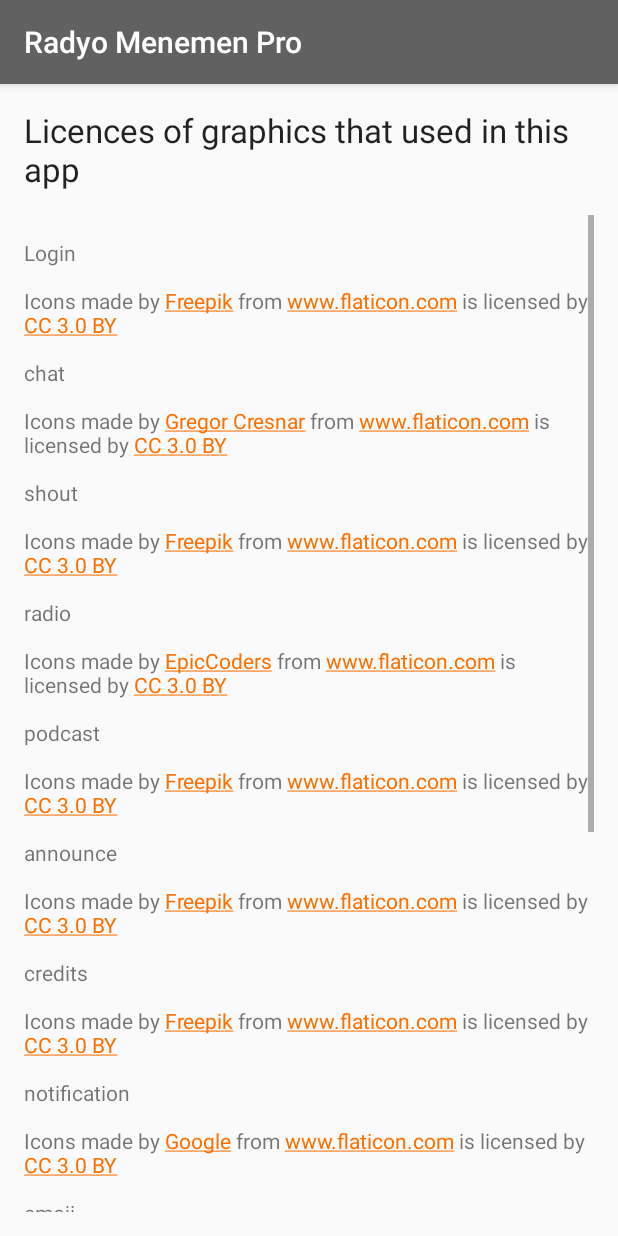
After one commit to LutfiTekin/RadyoMenemenPro, an Android app: the About screen opened directly, with no data from a screen before it, on a phone screen of 412 x 824 dp. The commit adds this screen. Run offline under Robolectric (Android 15) with nearby library versions, the phone set to English and light mode, and no system bars.

Commit message:
Added about activity

```diff
--- a/app/src/main/AndroidManifest.xml
+++ b/app/src/main/AndroidManifest.xml
@@ -4,7 +4,6 @@
 
     <uses-permission android:name="android.permission.INTERNET" />
     <uses-permission android:name="android.permission.ACCESS_NETWORK_STATE" />
-
     <uses-permission android:name="android.permission.VIBRATE" />
     <uses-permission android:name="android.permission.READ_EXTERNAL_STORAGE" />
     <uses-permission android:name="android.permission.RECEIVE_BOOT_COMPLETED" />
@@ -48,7 +47,9 @@
         <receiver
             android:name=".utils.NotificationControls"
             android:enabled="true"
-            android:exported="true"></receiver>
+            android:exported="true" />
+
+        <activity android:name=".About"></activity>
     </application>
 
 </manifest>
--- /dev/null
+++ b/app/src/main/java/com/incitorrent/radyo/menemen/pro/About.java
@@ -0,0 +1,44 @@
+package com.incitorrent.radyo.menemen.pro;
+
+import android.support.v7.app.AppCompatActivity;
+import android.os.Bundle;
+import android.text.Html;
+import android.widget.TextView;
+
+public class About extends AppCompatActivity {
+
+    @Override
+    protected void onCreate(Bundle savedInstanceState) {
+        super.onCreate(savedInstanceState);
+        setContentView(R.layout.activity_about);
+        final TextView textView = (TextView) findViewById(R.id.text_about);
+        String html = "\n" +
+                "Login\n" +
+                "<div>Icons made by <a href=\"http://www.freepik.com\" title=\"Freepik\">Freepik</a> from <a href=\"http://www.flaticon.com\" title=\"Flaticon\">www.flaticon.com</a> is licensed by <a href=\"http://creativecommons.org/licenses/by/3.0/\" title=\"Creative Commons BY 3.0\" target=\"_blank\">CC 3.0 BY</a></div>\n" +
+                "chat\n" +
+                "<div>Icons made by <a href=\"http://www.flaticon.com/authors/gregor-cresnar\" title=\"Gregor Cresnar\">Gregor Cresnar</a> from <a href=\"http://www.flaticon.com\" title=\"Flaticon\">www.flaticon.com</a> is licensed by <a href=\"http://creativecommons.org/licenses/by/3.0/\" title=\"Creative Commons BY 3.0\" target=\"_blank\">CC 3.0 BY</a></div>\n" +
+                "shout\n" +
+                "<div>Icons made by <a href=\"http://www.freepik.com\" title=\"Freepik\">Freepik</a> from <a href=\"http://www.flaticon.com\" title=\"Flaticon\">www.flaticon.com</a> is licensed by <a href=\"http://creativecommons.org/licenses/by/3.0/\" title=\"Creative Commons BY 3.0\" target=\"_blank\">CC 3.0 BY</a></div>\n" +
+                "radio\n" +
+                "<div>Icons made by <a href=\"http://www.flaticon.com/authors/epiccoders\" title=\"EpicCoders\">EpicCoders</a> from <a href=\"http://www.flaticon.com\" title=\"Flaticon\">www.flaticon.com</a> is licensed by <a href=\"http://creativecommons.org/licenses/by/3.0/\" title=\"Creative Commons BY 3.0\" target=\"_blank\">CC 3.0 BY</a></div>\n" +
+                "podcast\n" +
+                "<div>Icons made by <a href=\"http://www.freepik.com\" title=\"Freepik\">Freepik</a> from <a href=\"http://www.flaticon.com\" title=\"Flaticon\">www.flaticon.com</a> is licensed by <a href=\"http://creativecommons.org/licenses/by/3.0/\" title=\"Creative Commons BY 3.0\" target=\"_blank\">CC 3.0 BY</a></div>\n" +
+                "announce\n" +
+                "<div>Icons made by <a href=\"http://www.freepik.com\" title=\"Freepik\">Freepik</a> from <a href=\"http://www.flaticon.com\" title=\"Flaticon\">www.flaticon.com</a> is licensed by <a href=\"http://creativecommons.org/licenses/by/3.0/\" title=\"Creative Commons BY 3.0\" target=\"_blank\">CC 3.0 BY</a></div>\n" +
+                "credits\n" +
+                "<div>Icons made by <a href=\"http://www.freepik.com\" title=\"Freepik\">Freepik</a> from <a href=\"http://www.flaticon.com\" title=\"Flaticon\">www.flaticon.com</a> is licensed by <a href=\"http://creativecommons.org/licenses/by/3.0/\" title=\"Creative Commons BY 3.0\" target=\"_blank\">CC 3.0 BY</a></div>\n" +
+                "notification\n" +
+                "<div>Icons made by <a href=\"http://www.flaticon.com/authors/google\" title=\"Google\">Google</a> from <a href=\"http://www.flaticon.com\" title=\"Flaticon\">www.flaticon.com</a> is licensed by <a href=\"http://creativecommons.org/licenses/by/3.0/\" title=\"Creative Commons BY 3.0\" target=\"_blank\">CC 3.0 BY</a></div>\n" +
+                "emoji\n" +
+                "<div>Icons made by <a href=\"http://www.flaticon.com/authors/yannick\" title=\"Yannick\">Yannick</a> from <a href=\"http://www.flaticon.com\" title=\"Flaticon\">www.flaticon.com</a> is licensed by <a href=\"http://creativecommons.org/licenses/by/3.0/\" title=\"Creative Commons BY 3.0\" target=\"_blank\">CC 3.0 BY</a></div>\n" +
+                "default art\n" +
+                "<div>Icons made by <a href=\"http://www.freepik.com\" title=\"Freepik\">Freepik</a> from <a href=\"http://www.flaticon.com\" title=\"Flaticon\">www.flaticon.com</a> is licensed by <a href=\"http://creativecommons.org/licenses/by/3.0/\" title=\"Creative Commons BY 3.0\" target=\"_blank\">CC 3.0 BY</a></div>\n" +
+                "logout\n" +
+                "<div>Icons made by <a href=\"http://www.flaticon.com/authors/dave-gandy\" title=\"Dave Gandy\">Dave Gandy</a> from <a href=\"http://www.flaticon.com\" title=\"Flaticon\">www.flaticon.com</a> is licensed by <a href=\"http://creativecommons.org/licenses/by/3.0/\" title=\"Creative Commons BY 3.0\" target=\"_blank\">CC 3.0 BY</a></div>\n" +
+                "send\n" +
+                "<div>Icons made by <a href=\"http://www.flaticon.com/authors/josh-somers\" title=\"Josh Somers\">Josh Somers</a> from <a href=\"http://www.flaticon.com\" title=\"Flaticon\">www.flaticon.com</a> is licensed by <a href=\"http://creativecommons.org/licenses/by/3.0/\" title=\"Creative Commons BY 3.0\" target=\"_blank\">CC 3.0 BY</a></div>\n" +
+                "onair notify\n" +
+                "<div>Icons made by <a href=\"http://www.freepik.com\" title=\"Freepik\">Freepik</a> from <a href=\"http://www.flaticon.com\" title=\"Flaticon\">www.flaticon.com</a> is licensed by <a href=\"http://creativecommons.org/licenses/by/3.0/\" title=\"Creative Commons BY 3.0\" target=\"_blank\">CC 3.0 BY</a></div>at";
+        textView.setText(Html.fromHtml(html));
+    }
+}
--- a/app/src/main/java/com/incitorrent/radyo/menemen/pro/MainActivity.java
+++ b/app/src/main/java/com/incitorrent/radyo/menemen/pro/MainActivity.java
@@ -220,8 +220,8 @@
             fragmentManager.beginTransaction().addToBackStack("podcast").replace(R.id.Fcontent,new podcast()).commit();
         } else if (id == R.id.nav_share) {
 
-        } else if (id == R.id.nav_send) {
-
+        } else if (id == R.id.nav_about) {
+        startActivity(new Intent(this,About.class));
         } else if(id == R.id.nav_logout){
             //TODO dialog ekranı göster
             m.kaydet("username","yok");
--- /dev/null
+++ b/app/src/main/res/layout/activity_about.xml
@@ -0,0 +1,36 @@
+<?xml version="1.0" encoding="utf-8"?>
+<RelativeLayout xmlns:android="http://schemas.android.com/apk/res/android"
+    xmlns:tools="http://schemas.android.com/tools"
+    android:layout_width="match_parent"
+    android:layout_height="match_parent"
+    android:paddingBottom="@dimen/activity_vertical_margin"
+    android:paddingLeft="@dimen/activity_horizontal_margin"
+    android:paddingRight="@dimen/activity_horizontal_margin"
+    android:paddingTop="@dimen/activity_vertical_margin"
+    tools:context="com.incitorrent.radyo.menemen.pro.About">
+
+
+
+    <TextView
+        android:layout_width="wrap_content"
+        android:layout_height="wrap_content"
+        android:textAppearance="?android:attr/textAppearanceLarge"
+        android:text="@string/licence_title"
+        android:id="@+id/licence_title"
+        android:layout_alignParentTop="true"
+        android:layout_alignParentEnd="true" />
+    <ScrollView
+        android:layout_width="match_parent"
+        android:layout_height="wrap_content"
+        android:id="@+id/scrollView"
+        android:layout_below="@+id/licence_title"
+        android:layout_marginTop="16dp">  <TextView
+        android:layout_width="match_parent"
+        android:layout_height="wrap_content"
+        android:text="lisans"
+        android:id="@+id/text_about"
+
+        android:layout_alignParentEnd="true"
+        android:layout_marginTop="15dp" /></ScrollView>
+
+</RelativeLayout>
--- a/app/src/main/res/menu/activity_main_drawer.xml
+++ b/app/src/main/res/menu/activity_main_drawer.xml
@@ -36,7 +36,7 @@
                 android:icon="@drawable/ic_menu_share"
                 android:title="@string/share" />
             <item
-                android:id="@+id/nav_send"
+                android:id="@+id/nav_about"
                 android:icon="@drawable/about"
                 android:title="@string/about" />
             <item
--- a/app/src/main/res/values/strings.xml
+++ b/app/src/main/res/values/strings.xml
@@ -92,4 +92,5 @@
     <string name="descr_login_logout">If you have an account sign in \n if you don\'t sign up</string>
     <string name="notification_onair_title">Radyo Menemen is Live</string>
     <string name="notification_onair_content">" is on air"</string>
+    <string name="licence_title">Licences of graphics that used in this app</string>
 </resources>
```
Also changed, not shown: 1 other file.
